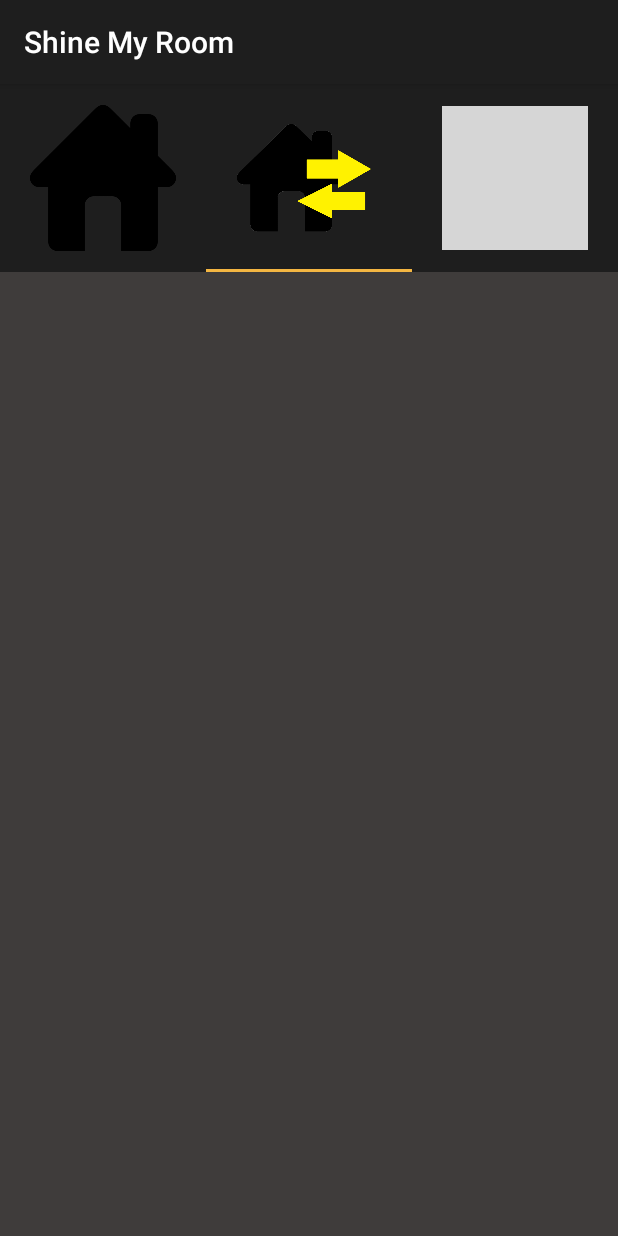
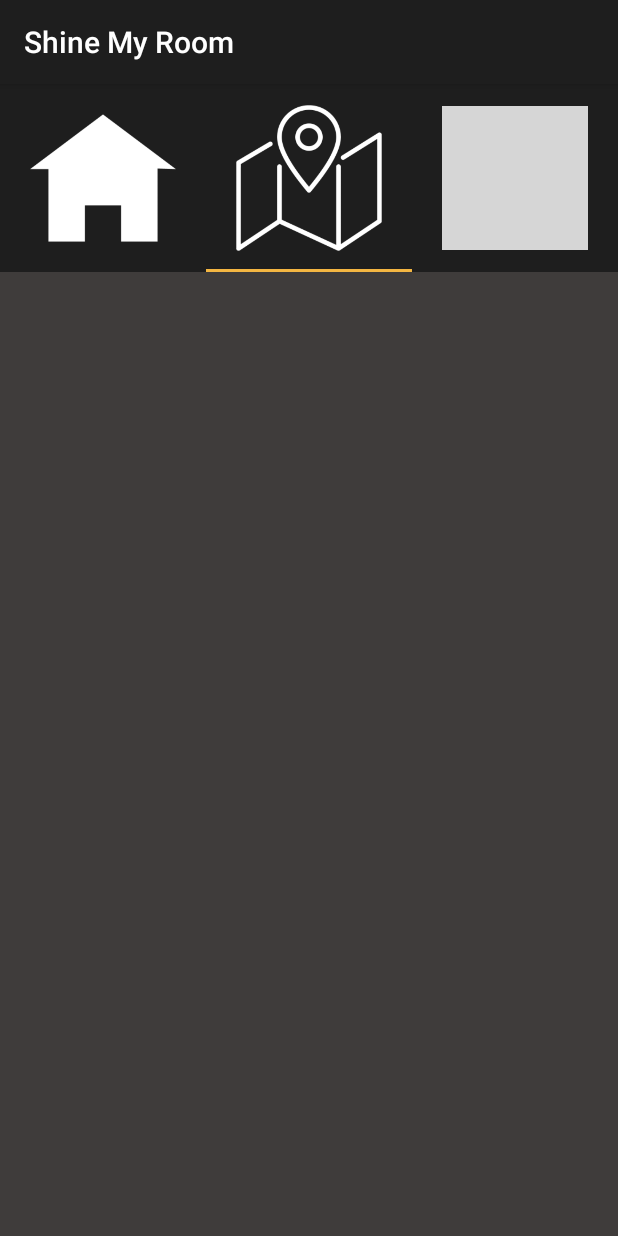
Before and after one commit to liao1994/SMAP, an Android app: the HomeActivity screen opened directly, with no data from a screen before it, tab 2 chosen, on a phone screen of 412 x 824 dp. Run offline under Robolectric (Android 15) with nearby library versions, the phone set to English and light mode, and no system bars; libraries missing offline, so code that uses them is left out: com.todddavies.components; 2 statements that could not run were skipped; grey boxes are pictures that could not be loaded.

Commit message:
Nice shit

```diff
--- a/ShineMyRoom/app/src/main/java/dk/group2/smap/shinemyroom/activities/HomeActivity.java
+++ b/ShineMyRoom/app/src/main/java/dk/group2/smap/shinemyroom/activities/HomeActivity.java
@@ -3,21 +3,13 @@ package dk.group2.smap.shinemyroom.activities;
 
 import android.os.Bundle;
 import android.support.design.widget.TabLayout;
-import android.support.v4.view.ViewPager;
 import android.support.v7.app.AppCompatActivity;
-import android.support.v7.widget.Toolbar;
-import android.view.LayoutInflater;
-import android.view.MotionEvent;
 import android.view.View;
 import android.widget.ImageView;
-import android.widget.TextView;
 
 import dk.group2.smap.shinemyroom.CustomViewPager;
 import dk.group2.smap.shinemyroom.FragmentPageAdapter;
 import dk.group2.smap.shinemyroom.R;
-import dk.group2.smap.shinemyroom.fragments.EditRomFragment;
-import dk.group2.smap.shinemyroom.fragments.GeoFencingFragment;
-import dk.group2.smap.shinemyroom.fragments.LoadingFragment;
 
 //https://www.youtube.com/watch?v=bNpWGI_hGGg
 public class HomeActivity extends AppCompatActivity {
@@ -46,10 +38,10 @@ public class HomeActivity extends AppCompatActivity {
     private void createTabIcons(){
 
         View view1 = getLayoutInflater().inflate(R.layout.custom_tab_icon, null);
-        ((ImageView) view1.findViewById(R.id.tab_icon)).setImageResource(R.drawable.home_icon);
+        ((ImageView) view1.findViewById(R.id.tab_icon)).setImageResource(R.drawable.homeiconwhite);
 
         View view2 = getLayoutInflater().inflate(R.layout.custom_tab_icon, null);
-        ((ImageView) view2.findViewById(R.id.tab_icon)).setImageResource(R.drawable.hue_geo_fencing);
+        ((ImageView) view2.findViewById(R.id.tab_icon)).setImageResource(R.drawable.geofenceicon);
 
 
         View view3 = getLayoutInflater().inflate(R.layout.custom_tab_icon, null);
--- a/ShineMyRoom/app/src/main/java/dk/group2/smap/shinemyroom/activities/MainActivity.java
+++ b/ShineMyRoom/app/src/main/java/dk/group2/smap/shinemyroom/activities/MainActivity.java
@@ -88,10 +88,10 @@ public class MainActivity extends AppCompatActivity {
     private void createTabIcons(){
 
         View view1 = getLayoutInflater().inflate(R.layout.custom_tab_icon, null);
-        ((ImageView) view1.findViewById(R.id.tab_icon)).setImageResource(R.drawable.home_icon);
+        ((ImageView) view1.findViewById(R.id.tab_icon)).setImageResource(R.drawable.homeiconwhite);
 
         View view2 = getLayoutInflater().inflate(R.layout.custom_tab_icon, null);
-        ((ImageView) view2.findViewById(R.id.tab_icon)).setImageResource(R.drawable.hue_geo_fencing);
+        ((ImageView) view2.findViewById(R.id.tab_icon)).setImageResource(R.drawable.geofenceicon);
 
 
         View view3 = getLayoutInflater().inflate(R.layout.custom_tab_icon, null);
```
Also changed, not shown: ShineMyRoom/app/src/main/res/layout/activity_fullscreen.xml (+10 -2 lines), ShineMyRoom/app/src/main/res/drawable/geofenceicon.png (added), ShineMyRoom/app/src/main/res/drawable/homeiconwhite.png (added).
